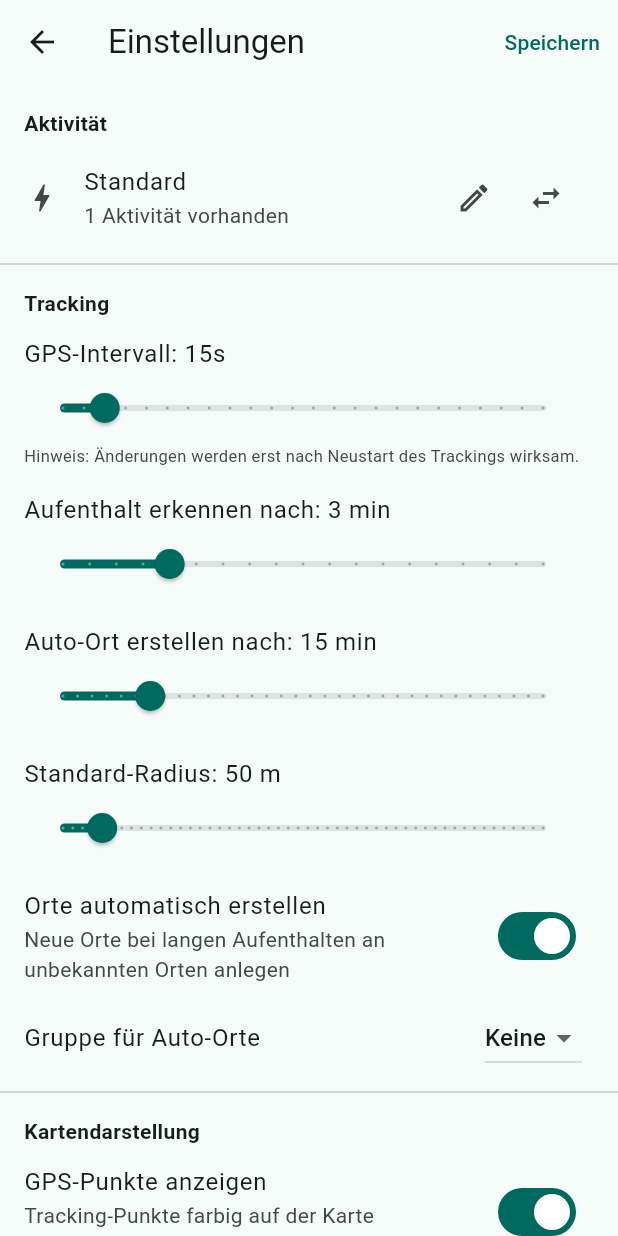
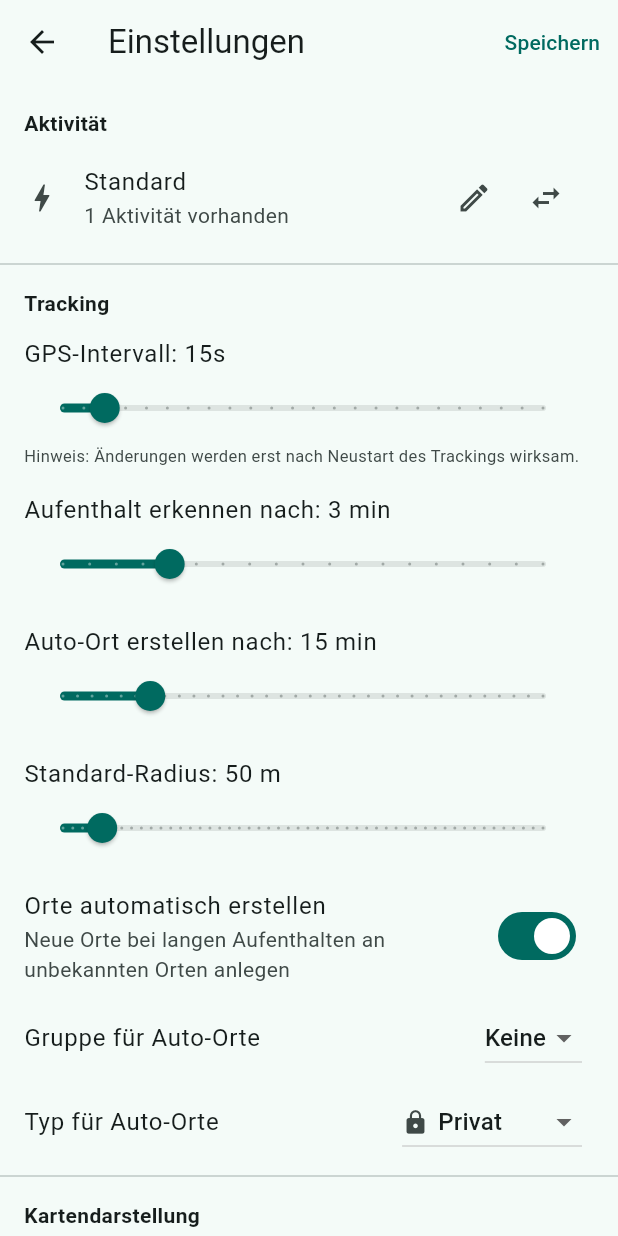
Before and after one commit to steffomix/chaos-tours-ai, a Flutter app: the screen it shows after launch, after a tap on "Standard", on a phone screen of 412 x 824 dp. Run offline on Flutter 3.47's test engine with Material 3 defaults, Android fonts, the phone set to English and light mode, and no system bars; our stand-ins replace flutter_map, geolocator, latlong2, permission_handler, share_plus, shared_preferences and 2 more; missing offline and left inert: device_calendar, flutter_foreground_task; accounts and stored records are empty.

Commit message:
added auto location type in settings

```diff
--- a/lib/models/aktivitaet.dart
+++ b/lib/models/aktivitaet.dart
@@ -11,6 +11,9 @@ class Aktivitaet {
   final bool autoCreatePlaces;
   final int? autoPlaceGroupId;
 
+  /// PlaceType index used for automatically created places (default: 1 = private).
+  final int autoPlacePlaceTypeIndex;
+
   const Aktivitaet({
     this.id,
     required this.name,
@@ -20,6 +23,7 @@ class Aktivitaet {
     this.defaultRadiusMeters = 50.0,
     this.autoCreatePlaces = true,
     this.autoPlaceGroupId,
+    this.autoPlacePlaceTypeIndex = 1,
   });
 
   factory Aktivitaet.fromMap(Map<String, dynamic> map) {
@@ -33,6 +37,7 @@ class Aktivitaet {
           (map['default_radius_meters'] as num?)?.toDouble() ?? 50.0,
       autoCreatePlaces: (map['auto_create_places'] as int? ?? 1) == 1,
       autoPlaceGroupId: map['auto_place_group_id'] as int?,
+      autoPlacePlaceTypeIndex: map['auto_place_place_type'] as int? ?? 1,
     );
   }
 
@@ -46,6 +51,7 @@ class Aktivitaet {
       'default_radius_meters': defaultRadiusMeters,
       'auto_create_places': autoCreatePlaces ? 1 : 0,
       if (autoPlaceGroupId != null) 'auto_place_group_id': autoPlaceGroupId,
+      'auto_place_place_type': autoPlacePlaceTypeIndex,
     };
   }
 
@@ -59,6 +65,7 @@ class Aktivitaet {
     bool? autoCreatePlaces,
     int? autoPlaceGroupId,
     bool clearAutoPlaceGroupId = false,
+    int? autoPlacePlaceTypeIndex,
   }) {
     return Aktivitaet(
       id: id ?? this.id,
@@ -71,6 +78,8 @@ class Aktivitaet {
       autoPlaceGroupId: clearAutoPlaceGroupId
           ? null
           : (autoPlaceGroupId ?? this.autoPlaceGroupId),
+      autoPlacePlaceTypeIndex:
+          autoPlacePlaceTypeIndex ?? this.autoPlacePlaceTypeIndex,
     );
   }
 }
--- a/lib/services/database_service.dart
+++ b/lib/services/database_service.dart
@@ -27,8 +27,9 @@ class DatabaseService {
     final path = join(dbPath, 'chaos_tours.db');
     return openDatabase(
       path,
-      version: 1,
+      version: 2,
       onCreate: _onCreate,
+      onUpgrade: _onUpgrade,
       onConfigure: (db) async => await db.execute('PRAGMA foreign_keys = ON'),
     );
   }
@@ -124,9 +125,18 @@ class DatabaseService {
         auto_place_seconds INTEGER NOT NULL DEFAULT 900,
         default_radius_meters REAL NOT NULL DEFAULT 50.0,
         auto_create_places INTEGER NOT NULL DEFAULT 1,
-        auto_place_group_id INTEGER
+        auto_place_group_id INTEGER,
+        auto_place_place_type INTEGER NOT NULL DEFAULT 1
       )
     ''');
+  }
+
+  Future<void> _onUpgrade(Database db, int oldVersion, int newVersion) async {
+    if (oldVersion < 2) {
+      await db.execute(
+        'ALTER TABLE aktivitaeten ADD COLUMN auto_place_place_type INTEGER NOT NULL DEFAULT 1',
+      );
+    }
   }
 
   // ── SavedPlaces ──────────────────────────────────────────────────────────
--- a/lib/services/settings_service.dart
+++ b/lib/services/settings_service.dart
@@ -12,6 +12,7 @@ class SettingsService {
   static const String _keyDefaultRadius = 'default_radius_meters';
   static const String _keyAutoCreate = 'auto_create_places';
   static const String _keyAutoPlaceGroup = 'auto_place_group_id';
+  static const String _keyAutoPlacePlaceType = 'auto_place_place_type';
   static const String _keyTrackingEnabled = 'tracking_enabled';
   static const String _keyActiveAktivitaetId = 'active_aktivitaet_id';
   static const String _keyShowForbiddenPlaces = 'show_forbidden_places';
@@ -61,6 +62,10 @@ class SettingsService {
     }
   }
 
+  /// PlaceType index for automatically created places (default: 1 = private).
+  int get autoPlacePlaceTypeIndex => _p.getInt(_keyAutoPlacePlaceType) ?? 1;
+  set autoPlacePlaceTypeIndex(int v) => _p.setInt(_keyAutoPlacePlaceType, v);
+
   /// Whether the background tracking service is enabled (default: false).
   bool get trackingEnabled => _p.getBool(_keyTrackingEnabled) ?? false;
   set trackingEnabled(bool v) => _p.setBool(_keyTrackingEnabled, v);
@@ -101,6 +106,7 @@ class SettingsService {
     defaultRadiusMeters = a.defaultRadiusMeters;
     autoCreatePlaces = a.autoCreatePlaces;
     autoPlaceGroupId = a.autoPlaceGroupId;
+    autoPlacePlaceTypeIndex = a.autoPlacePlaceTypeIndex;
     activeAktivitaetId = a.id;
   }
 
@@ -116,6 +122,7 @@ class SettingsService {
       defaultRadiusMeters: defaultRadiusMeters,
       autoCreatePlaces: autoCreatePlaces,
       autoPlaceGroupId: autoPlaceGroupId,
+      autoPlacePlaceTypeIndex: autoPlacePlaceTypeIndex,
     );
   }
 }
--- a/lib/services/tracking_engine.dart
+++ b/lib/services/tracking_engine.dart
@@ -239,7 +239,7 @@ class TrackingEngine {
         lat: centroidLat,
         lng: centroidLng,
         radius: settings.defaultRadiusMeters,
-        placeType: PlaceType.private,
+        placeType: PlaceType.values[settings.autoPlacePlaceTypeIndex],
         groupId: settings.autoPlaceGroupId,
       );
       final placeId = await DatabaseService.instance.insertPlace(place);
--- a/lib/ui/screens/settings_screen.dart
+++ b/lib/ui/screens/settings_screen.dart
@@ -2,6 +2,7 @@ import 'package:flutter/material.dart';
 
 import '../../models/aktivitaet.dart';
 import '../../models/place_group.dart';
+import '../../models/saved_place.dart';
 import '../../services/database_service.dart';
 import '../../services/settings_service.dart';
 import '../../utils/permission_helper.dart';
@@ -20,6 +21,7 @@ class _SettingsScreenState extends State<SettingsScreen> {
   late double _defaultRadius;
   late bool _autoCreatePlaces;
   int? _autoPlaceGroupId;
+  late int _autoPlacePlaceTypeIndex;
   late bool _showTrackingPoints;
   late double _trackingPointRadius;
   List<PlaceGroup> _groups = [];
@@ -38,6 +40,7 @@ class _SettingsScreenState extends State<SettingsScreen> {
     _defaultRadius = s.defaultRadiusMeters;
     _autoCreatePlaces = s.autoCreatePlaces;
     _autoPlaceGroupId = s.autoPlaceGroupId;
+    _autoPlacePlaceTypeIndex = s.autoPlacePlaceTypeIndex;
     _showTrackingPoints = s.showTrackingPoints;
     _trackingPointRadius = s.trackingPointRadius;
     _loadGroups();
@@ -69,6 +72,7 @@ class _SettingsScreenState extends State<SettingsScreen> {
     s.defaultRadiusMeters = _defaultRadius;
     s.autoCreatePlaces = _autoCreatePlaces;
     s.autoPlaceGroupId = _autoPlaceGroupId;
+    s.autoPlacePlaceTypeIndex = _autoPlacePlaceTypeIndex;
     s.showTrackingPoints = _showTrackingPoints;
     s.trackingPointRadius = _trackingPointRadius;
 
@@ -224,6 +228,30 @@ class _SettingsScreenState extends State<SettingsScreen> {
                   ),
                 ],
                 onChanged: (v) => setState(() => _autoPlaceGroupId = v),
+              ),
+            ),
+          if (_autoCreatePlaces)
+            ListTile(
+              title: const Text('Typ für Auto-Orte'),
+              trailing: DropdownButton<int>(
+                value: _autoPlacePlaceTypeIndex,
+                items: PlaceType.values
+                    .where((t) => t.tracksStay)
+                    .map(
+                      (t) => DropdownMenuItem(
+                        value: t.index,
+                        child: Row(
+                          mainAxisSize: MainAxisSize.min,
+                          children: [
+                            Icon(t.icon, size: 18),
+                            const SizedBox(width: 6),
+                            Text(t.label),
+                          ],
+                        ),
+                      ),
+                    )
+                    .toList(),
+                onChanged: (v) => setState(() => _autoPlacePlaceTypeIndex = v!),
               ),
             ),
           const Divider(),
@@ -493,6 +521,7 @@ class _SettingsScreenState extends State<SettingsScreen> {
         _defaultRadius = a.defaultRadiusMeters;
         _autoCreatePlaces = a.autoCreatePlaces;
         _autoPlaceGroupId = a.autoPlaceGroupId;
+        _autoPlacePlaceTypeIndex = a.autoPlacePlaceTypeIndex;
       });
     }
   }
```
